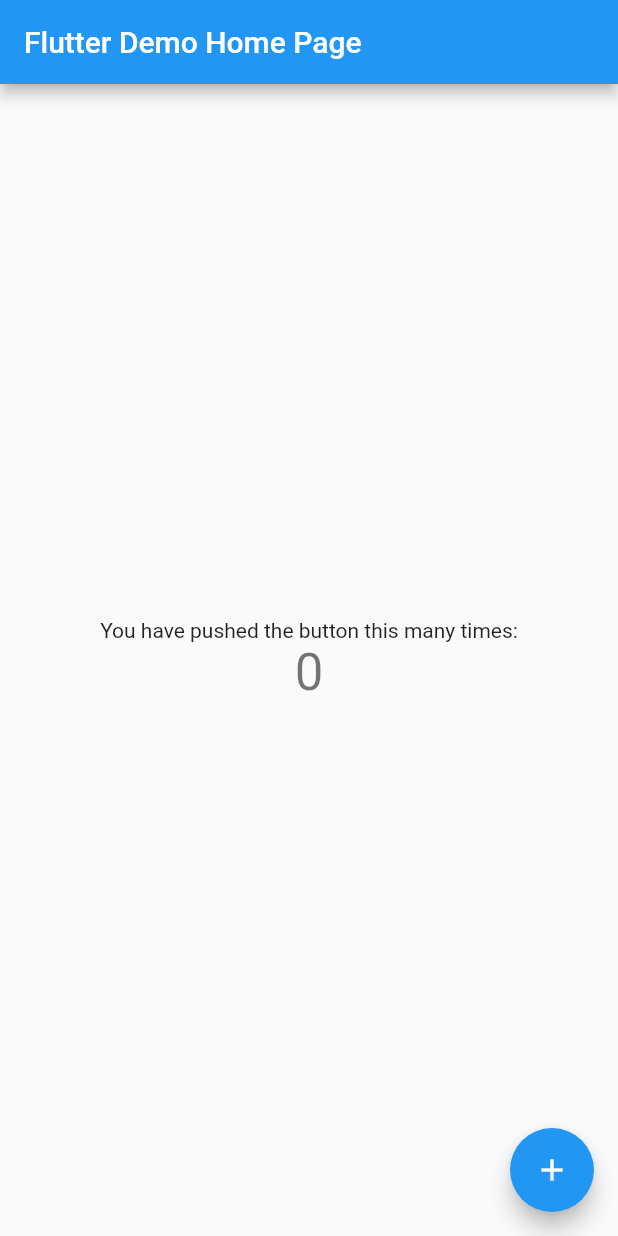
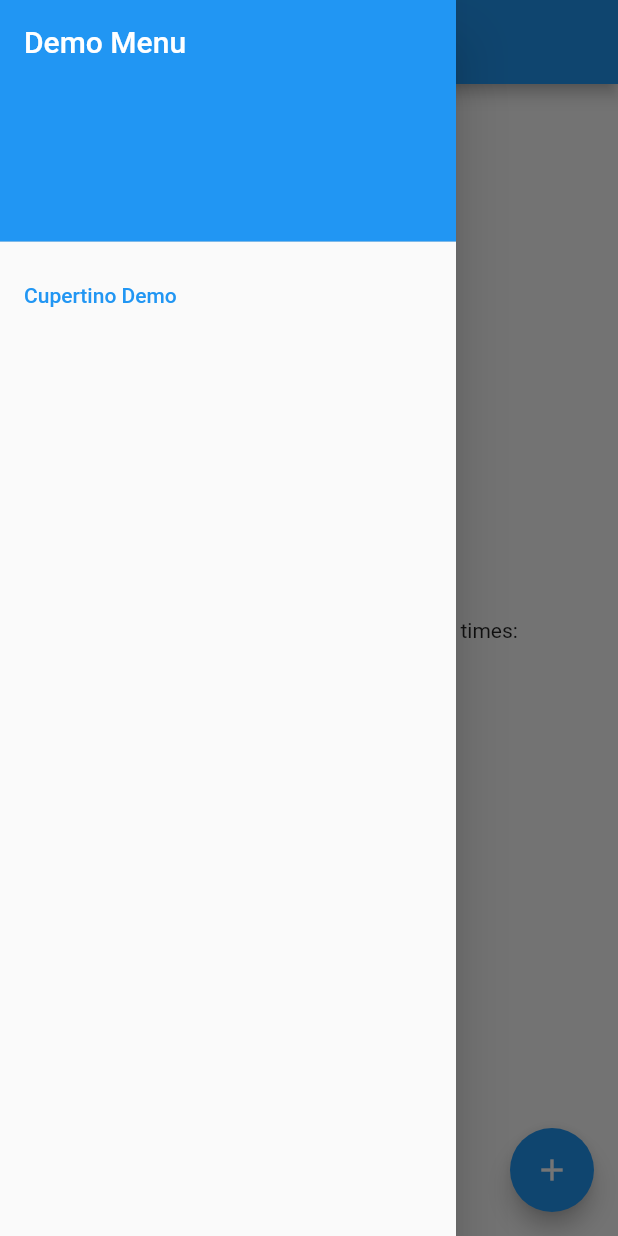
Before and after one commit to winuim/flutter_demo_app, a Flutter app: the screen it shows after launch, with the side drawer open (before the commit the screen has no drawer), on a phone screen of 412 x 824 dp. Run offline on Flutter 3.47's test engine with Material 2 defaults, Android fonts, the phone set to English and light mode, and no system bars; our stand-ins replace firebase_crashlytics; accounts and stored records are empty.

Commit message:
menu追加

```diff
--- /dev/null
+++ b/lib/app.dart
@@ -0,0 +1,47 @@
+import 'package:flutter/cupertino.dart';
+import 'package:flutter/material.dart';
+
+import 'cupertino_demo.dart';
+import 'demo.dart';
+
+class MyApp extends StatelessWidget {
+  // This widget is the root of your application.
+  @override
+  Widget build(BuildContext context) {
+    return MaterialApp(
+      title: 'Flutter Demo',
+      theme: ThemeData(
+        // This is the theme of your application.
+        //
+        // Try running your application with "flutter run". You'll see the
+        // application has a blue toolbar. Then, without quitting the app, try
+        // changing the primarySwatch below to Colors.green and then invoke
+        // "hot reload" (press "r" in the console where you ran "flutter run",
+        // or simply save your changes to "hot reload" in a Flutter IDE).
+        // Notice that the counter didn't reset back to zero; the application
+        // is not restarted.
+        primarySwatch: Colors.blue,
+        // This makes the visual density adapt to the platform that you run
+        // the app on. For desktop platforms, the controls will be smaller and
+        // closer together (more dense) than on mobile platforms.
+        visualDensity: VisualDensity.adaptivePlatformDensity,
+      ),
+      darkTheme: ThemeData.dark(),
+      initialRoute: '/demo',
+      routes: _route(),
+      // debugShowMaterialGrid: true,
+      // debugShowCheckedModeBanner: true,
+      // showSemanticsDebugger: true,
+      // showPerformanceOverlay: true,
+    );
+  }
+
+  Map<String, Widget Function(BuildContext)> _route() {
+    return <String, WidgetBuilder>{
+      '/demo': (BuildContext context) =>
+          const DemoPage(title: 'Flutter Demo Home Page'),
+      '/cupertino': (BuildContext context) =>
+          const CupertinoDemoPage(title: 'Flutter Demo Home Page'),
+    };
+  }
+}
--- a/lib/cupertino_demo.dart
+++ b/lib/cupertino_demo.dart
@@ -1,19 +1,8 @@
 import 'package:flutter/cupertino.dart';
 import 'package:flutter/material.dart';
 
-class MyApp extends StatelessWidget {
-  // This widget is the root of your application.
-  @override
-  Widget build(BuildContext context) {
-    return const CupertinoApp(
-      title: 'Flutter Demo',
-      home: MyHomePage(title: 'Flutter Demo Home Page'),
-    );
-  }
-}
-
-class MyHomePage extends StatefulWidget {
-  const MyHomePage({Key key, this.title}) : super(key: key);
+class CupertinoDemoPage extends StatefulWidget {
+  const CupertinoDemoPage({Key key, this.title}) : super(key: key);
 
   // This widget is the home page of your application. It is stateful, meaning
   // that it has a State object (defined below) that contains fields that affect
@@ -27,10 +16,10 @@ class MyHomePage extends StatefulWidget {
   final String title;
 
   @override
-  _MyHomePageState createState() => _MyHomePageState();
+  _CupertinoDemoPageState createState() => _CupertinoDemoPageState();
 }
 
-class _MyHomePageState extends State<MyHomePage> {
+class _CupertinoDemoPageState extends State<CupertinoDemoPage> {
   int _counter = 0;
 
   void _incrementCounter() {
--- a/lib/demo.dart
+++ b/lib/demo.dart
@@ -1,34 +1,7 @@
 import 'package:flutter/material.dart';
 
-class MyApp extends StatelessWidget {
-  // This widget is the root of your application.
-  @override
-  Widget build(BuildContext context) {
-    return MaterialApp(
-      title: 'Flutter Demo',
-      theme: ThemeData(
-        // This is the theme of your application.
-        //
-        // Try running your application with "flutter run". You'll see the
-        // application has a blue toolbar. Then, without quitting the app, try
-        // changing the primarySwatch below to Colors.green and then invoke
-        // "hot reload" (press "r" in the console where you ran "flutter run",
-        // or simply save your changes to "hot reload" in a Flutter IDE).
-        // Notice that the counter didn't reset back to zero; the application
-        // is not restarted.
-        primarySwatch: Colors.blue,
-        // This makes the visual density adapt to the platform that you run
-        // the app on. For desktop platforms, the controls will be smaller and
-        // closer together (more dense) than on mobile platforms.
-        visualDensity: VisualDensity.adaptivePlatformDensity,
-      ),
-      home: const MyHomePage(title: 'Flutter Demo Home Page'),
-    );
-  }
-}
-
-class MyHomePage extends StatefulWidget {
-  const MyHomePage({Key key, this.title}) : super(key: key);
+class DemoPage extends StatefulWidget {
+  const DemoPage({Key key, this.title}) : super(key: key);
 
   // This widget is the home page of your application. It is stateful, meaning
   // that it has a State object (defined below) that contains fields that affect
@@ -42,10 +15,10 @@ class MyHomePage extends StatefulWidget {
   final String title;
 
   @override
-  _MyHomePageState createState() => _MyHomePageState();
+  _DemoPageState createState() => _DemoPageState();
 }
 
-class _MyHomePageState extends State<MyHomePage> {
+class _DemoPageState extends State<DemoPage> {
   int _counter = 0;
 
   void _incrementCounter() {
@@ -72,6 +45,30 @@ class _MyHomePageState extends State<MyHomePage> {
         // Here we take the value from the MyHomePage object that was created by
         // the App.build method, and use it to set our appbar title.
         title: Text(widget.title),
+      ),
+      drawer: Drawer(
+        child: ListView(
+          padding: EdgeInsets.zero,
+          children: <Widget>[
+            DrawerHeader(
+              child: Text(
+                'Demo Menu',
+                style: Theme.of(context).primaryTextTheme.headline6,
+              ),
+              decoration: BoxDecoration(
+                color: Theme.of(context).primaryColor,
+              ),
+            ),
+            ListTile(
+              selected: true,
+              title: const Text('Cupertino Demo'),
+              onTap: () {
+                print('onTap');
+                Navigator.of(context).pushNamed('/cupertino');
+              },
+            ),
+          ],
+        ),
       ),
       body: Center(
         // Center is a layout widget. It takes a single child and positions it
--- a/lib/main.dart
+++ b/lib/main.dart
@@ -4,7 +4,7 @@ import 'package:flutter/cupertino.dart';
 import 'package:flutter/material.dart';
 import 'package:firebase_crashlytics/firebase_crashlytics.dart';
 
-import 'demo.dart';
+import 'app.dart';
 
 void main() {
   // Set `enableInDevMode` to true to see reports while in debug mode
```
Also changed, not shown: 1 other file.
